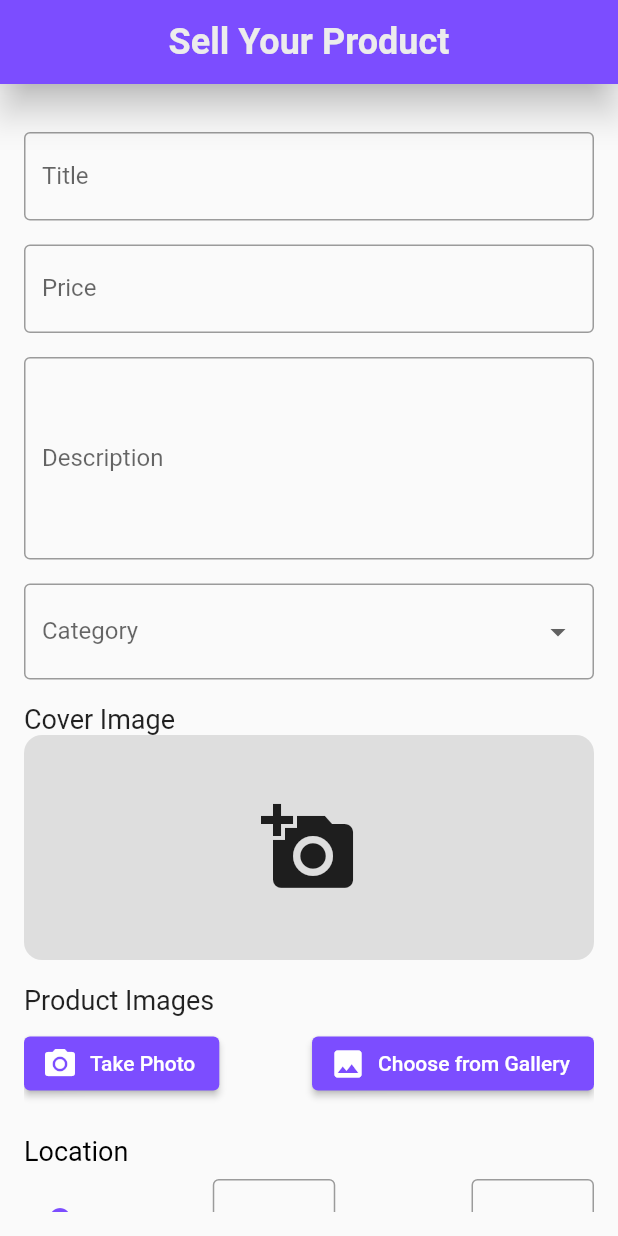
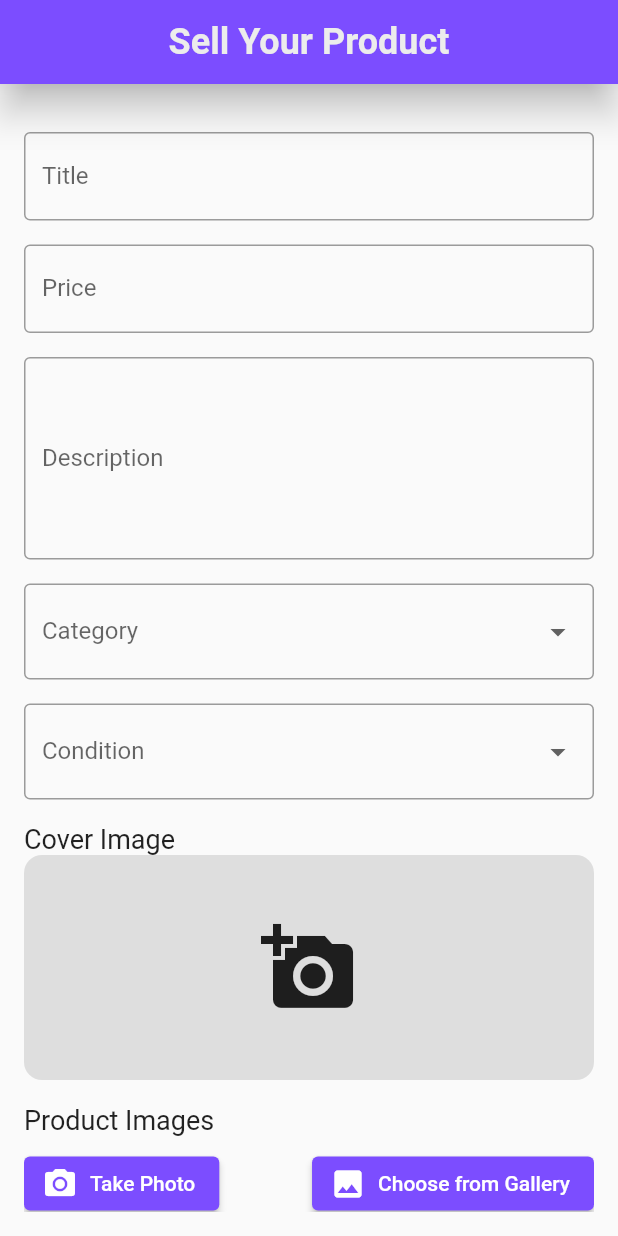
Before and after one commit to AhmedAmgad28/Uni-Hub, a Flutter app: the SellProductPage screen opened by its route, on a phone screen of 412 x 824 dp. Run offline on Flutter 3.47's test engine with Material 2 defaults, Android fonts, the phone set to English and light mode, and no system bars; our stand-ins replace flutter_secure_storage, geolocator, image_picker; accounts and stored records are empty; network calls fail.

Commit message:
Chat V2 (create newChatRoom) + adding condition to items

```diff
--- a/lib/models/product_model.dart
+++ b/lib/models/product_model.dart
@@ -59,6 +59,7 @@ class Items {
   String? coverImg;
   List<String>? imgs;
   String? category;
+  String? condition;
   String? city;
   bool? closed;
   User? user;
@@ -73,6 +74,7 @@ class Items {
       this.coverImg,
       this.imgs,
       this.category,
+      this.condition,
       this.city,
       this.closed,
       this.user,
@@ -89,6 +91,7 @@ class Items {
     coverImg = json['coverImg'];
     imgs = json['imgs'] == null ? [] : json['imgs'].cast<String>();
     category = json['category'];
+    condition = json['condition'];
     city = json['city'];
     closed = json['closed'];
     user = json['user'] != null ? User.fromJson(json['user']) : null;
@@ -107,6 +110,7 @@ class Items {
     data['coverImg'] = coverImg;
     data['imgs'] = imgs;
     data['category'] = category;
+    data['condition'] = condition;
     data['city'] = city;
     data['closed'] = closed;
     if (user != null) {
--- a/lib/pages/home/edit_item_page.dart
+++ b/lib/pages/home/edit_item_page.dart
@@ -24,6 +24,7 @@ class _EditItemPageState extends State<EditItemPage> {
   int? _updatedPrice;
   String? _updatedDescription;
   String? _updatedCategory;
+  String? _updatedCondition;
   String? _updatedCity;
 
   final List<Category> _categories = [
@@ -33,6 +34,12 @@ class _EditItemPageState extends State<EditItemPage> {
     const Category(value: 'Services', label: 'Services'),
     const Category(value: 'Accessories', label: 'Accessories'),
     const Category(value: 'Other', label: 'Other'),
+  ];
+
+  final List<Condition> _condition = [
+    const Condition(value: 'New', label: 'New'),
+    const Condition(value: 'Used', label: 'Used'),
+    const Condition(value: 'Other', label: 'Other'),
   ];
 
   @override
@@ -125,6 +132,34 @@ class _EditItemPageState extends State<EditItemPage> {
                     return null;
                   },
                 ),
+                const SizedBox(
+                  height: 12,
+                ),
+                DropdownButtonFormField<String>(
+                  value: widget.item['condition'], // set the initial value
+                  decoration: const InputDecoration(
+                    labelText: 'Condition',
+                    border: OutlineInputBorder(),
+                  ),
+                  items: _condition.map((condition) {
+                    return DropdownMenuItem<String>(
+                      key: Key(condition.value),
+                      value: condition.value,
+                      child: Text(condition.label),
+                    );
+                  }).toList(),
+                  onChanged: (value) {
+                    setState(() {
+                      _updatedCondition = value!;
+                    });
+                  },
+                  validator: (value) {
+                    if (value == null) {
+                      return 'Please select a condition';
+                    }
+                    return null;
+                  },
+                ),
                 TextFormField(
                   initialValue: widget.item['city'],
                   decoration: const InputDecoration(
@@ -157,11 +192,17 @@ class _EditItemPageState extends State<EditItemPage> {
                               content: Text('Please select a category')));
                           return;
                         }
+                        if (_updatedCondition == null) {
+                          ScaffoldMessenger.of(context).showSnackBar(const SnackBar(
+                              content: Text('Please select a condition')));
+                          return;
+                        }
                         final updatedValues = {
                           'title': _updatedTitle,
                           'price': _updatedPrice,
                           'description': _updatedDescription,
                           'category': _updatedCategory,
+                          'condition': _updatedCondition,
                           'city': _updatedCity,
                         };
                         updateItem(widget.item, updatedValues);
--- a/lib/pages/home/sell_your_product.dart
+++ b/lib/pages/home/sell_your_product.dart
@@ -22,12 +22,20 @@ class Category {
   const Category({required this.value, required this.label});
 }
 
+class Condition {
+  final String value;
+  final String label;
+
+  const Condition({required this.value, required this.label});
+}
+
 class _SellProductPageState extends State<SellProductPage> {
   final _formKey = GlobalKey<FormState>();
   final _titleController = TextEditingController();
   final _priceController = TextEditingController();
   final _descriptionController = TextEditingController();
   final _categoryController = TextEditingController();
+  final _conditionController = TextEditingController();
   final _cityController = TextEditingController();
   final _latController = TextEditingController();
   final _lngController = TextEditingController();
@@ -42,6 +50,12 @@ class _SellProductPageState extends State<SellProductPage> {
     const Category(value: 'Services', label: 'Services'),
     const Category(value: 'Accessories', label: 'Accessories'),
     const Category(value: 'Other', label: 'Other'),
+  ];
+
+  final List<Condition> _condition = [
+    const Condition(value: 'New', label: 'New'),
+    const Condition(value: 'Used', label: 'Used'),
+    const Condition(value: 'Other', label: 'Other'),
   ];
 
   Future<void> _getImage(ImageSource source) async {
@@ -91,6 +105,7 @@ class _SellProductPageState extends State<SellProductPage> {
         coverImgPath: _selectedImages.first.toString(),
         imgs: _selectedImages,
         category: _categoryController.text,
+        condition: _conditionController.text,
         city: _cityController.text,
         lat: double.parse(_latController.text),
         lng: double.parse(_lngController.text),
@@ -247,6 +262,35 @@ class _SellProductPageState extends State<SellProductPage> {
                 onChanged: (value) {
                   setState(() {
                     _categoryController.text = value!;
+                  });
+                },
+                validator: (value) {
+                  if (value == null) {
+                    return 'Please select a category';
+                  }
+                  return null;
+                },
+              ),
+              const SizedBox(height: 16.0),
+              DropdownButtonFormField<String>(
+                value: _conditionController.text.isNotEmpty
+                    ? _conditionController.text
+                    : null,
+                decoration: const InputDecoration(
+                  labelText: 'Condition',
+                  border: OutlineInputBorder(),
+                ),
+                items: _condition.map((condition) {
+                  return DropdownMenuItem<String>(
+                    key: Key(condition
+                        .value), // assign a unique key based on the category value
+                    value: condition.value,
+                    child: Text(condition.label),
+                  );
+                }).toList(),
+                onChanged: (value) {
+                  setState(() {
+                    _conditionController.text = value!;
                   });
                 },
                 validator: (value) {
--- a/lib/pages/home/view_profile_page.dart
+++ b/lib/pages/home/view_profile_page.dart
@@ -1,5 +1,4 @@
 import 'dart:convert';
-
 import 'package:flutter/material.dart';
 import 'package:flutter_secure_storage/flutter_secure_storage.dart';
 import 'package:intl/intl.dart';
--- a/lib/services/chat_services.dart
+++ b/lib/services/chat_services.dart
@@ -90,7 +90,7 @@ Future<Map<String, dynamic>> createChatRoom(String receiverUserId) async {
     'Authorization': 'Bearer $token',
     'Content-Type': 'application/json',
   };
-  final body = jsonEncode({'receiver': receiverUserId});
+  final body = jsonEncode({'reciever': receiverUserId});
   final response = await http.post(url, headers: headers, body: body);
 
   if (response.statusCode == 201 || response.statusCode == 200) {
--- a/lib/services/item_services.dart
+++ b/lib/services/item_services.dart
@@ -56,6 +56,7 @@ Future<Items> getItemById(String itemId) async {
       description: jsonResponse['description'],
       coverImg: jsonResponse['coverImg'],
       category: jsonResponse['category'],
+      condition:jsonResponse['condition'],
       city: jsonResponse['city'],
       createAt: jsonResponse['createAt'],
       user: User.fromJson(jsonResponse['user']),
@@ -75,6 +76,7 @@ Future<http.Response> addProduct({
   required String coverImgPath,
   required List<File> imgs,
   required String category,
+  required String condition,
   required String city,
   required double lat,
   required double lng,
@@ -98,6 +100,7 @@ Future<http.Response> addProduct({
     'coverImg': coverImg,
     'imgs': imgNames,
     'category': category,
+    'condition': condition,
     'city': city,
     'location': {
       'type': 'point',
```
Also changed, not shown: lib/pages/home/product_details_page.dart (+5 -25 lines), lib/widgets/chat_bubbles.dart (+4 -4 lines).
